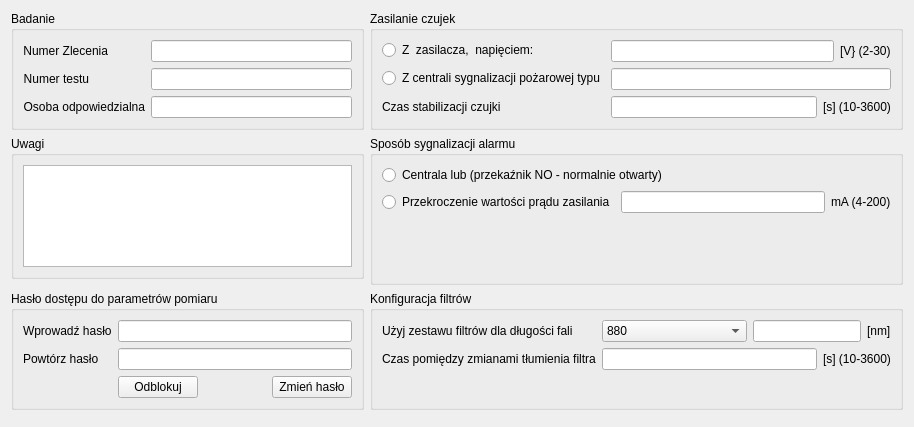
Qt form CzujkiLinioweApp/parametrybadaniaogolnedlg.ui (wiacekmarcin/CzujkiLiniowe) before a commit.
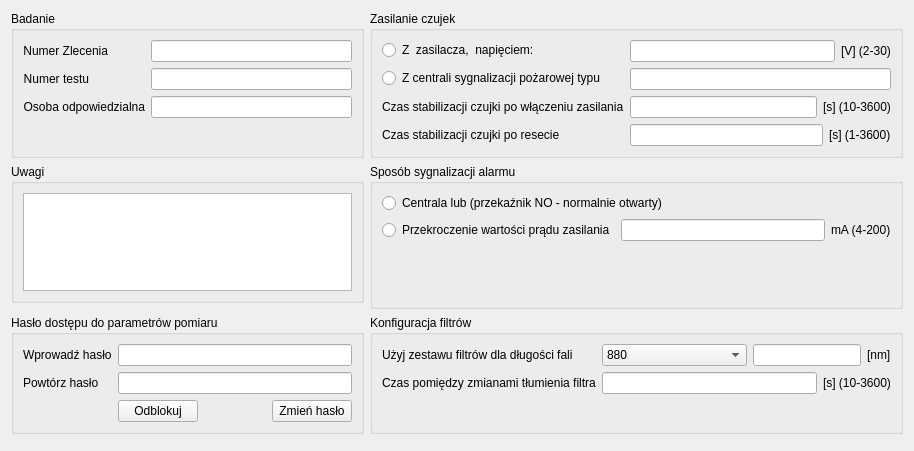
The same form after that commit.

Patch:
```diff
--- a/CzujkiLinioweApp/parametrybadaniaogolnedlg.ui
+++ b/CzujkiLinioweApp/parametrybadaniaogolnedlg.ui
@@ -7,7 +7,7 @@
     <x>0</x>
     <y>0</y>
     <width>914</width>
-    <height>427</height>
+    <height>451</height>
    </rect>
   </property>
   <property name="windowTitle">
@@ -254,7 +254,7 @@
         <item>
          <widget class="QLabel" name="lunitvoltinside">
           <property name="text">
-           <string>[V} (2-30)</string>
+           <string>[V] (2-30)</string>
           </property>
          </widget>
         </item>
@@ -273,7 +273,7 @@
       <item row="2" column="0">
        <widget class="QLabel" name="lczasstabilizacjiczujki">
         <property name="text">
-         <string>Czas stabilizacji czujki</string>
+         <string>Czas stabilizacji czujki po włączeniu zasilania</string>
         </property>
         <property name="buddy">
          <cstring>czasStabilizacjiCzujki</cstring>
@@ -294,6 +294,27 @@
         </item>
        </layout>
       </item>
+      <item row="3" column="0">
+       <widget class="QLabel" name="lczasstabilizacjiczujkireset">
+        <property name="text">
+         <string>Czas stabilizacji czujki po resecie</string>
+        </property>
+       </widget>
+      </item>
+      <item row="3" column="1">
+       <layout class="QHBoxLayout" name="horizontalLayout_8">
+        <item>
+         <widget class="QLineEdit" name="czasStabilizacjipoResecie"/>
+        </item>
+        <item>
+         <widget class="QLabel" name="eunitczasresetuczuji">
+          <property name="text">
+           <string>[s] (1-3600)</string>
+          </property>
+         </widget>
+        </item>
+       </layout>
+      </item>
      </layout>
     </widget>
    </item>
```
